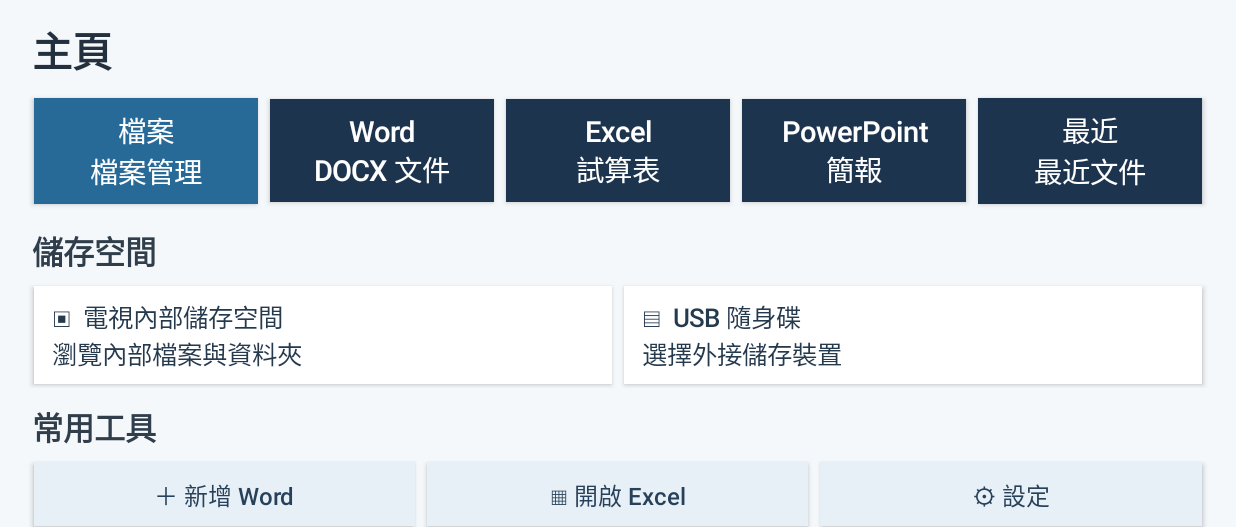
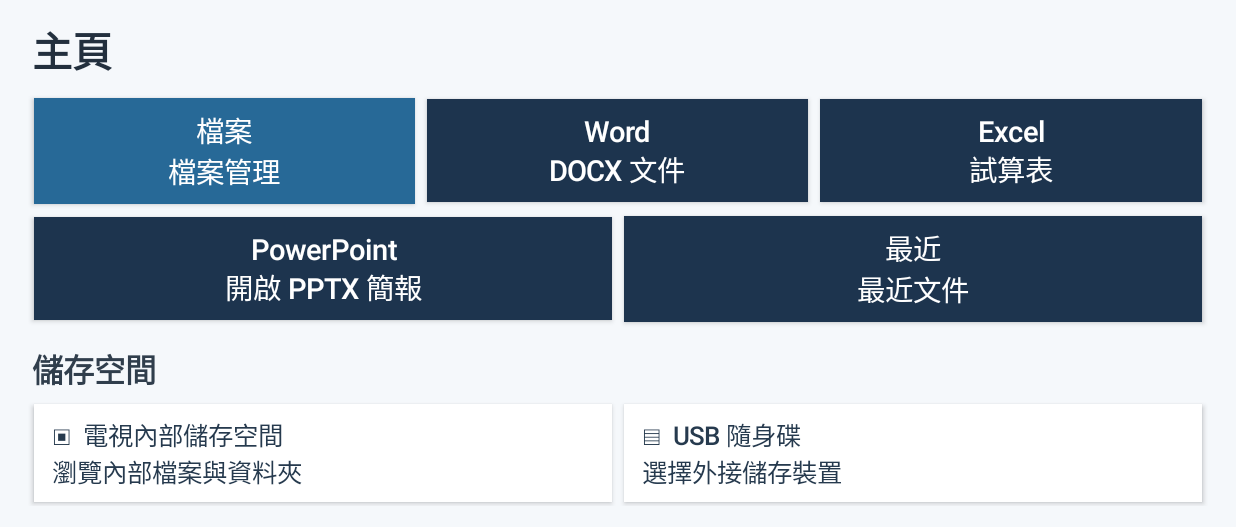
Before and after one commit to johnjohn114/TV-app, an Android app: the screen it shows after launch (MainActivity), on a phone screen of 824 x 412 dp (held sideways), the part 91-618 px from its top. Run offline under Robolectric (Android 15) with nearby library versions, the phone set to English and light mode, and no system bars.

Commit message:
Make PowerPoint home shortcut clearly visible on TV

```diff
--- a/app/src/main/java/org/oldtvrevival/app/MainActivity.kt
+++ b/app/src/main/java/org/oldtvrevival/app/MainActivity.kt
@@ -192,17 +192,22 @@ class MainActivity : Activity() {
             setPadding(4, 2, 0, 12)
         })
 
+        // Use two rows rather than squeezing five shortcuts into one row.
+        // On Android TV the five-column row made PowerPoint difficult to notice and select.
         val quickRow = LinearLayout(this).apply { orientation = LinearLayout.HORIZONTAL }
         addHomeTile(quickRow, "檔案", "檔案管理") { showFilesScreen() }
         addHomeTile(quickRow, "Word", "DOCX 文件") { showWord() }
         addHomeTile(quickRow, "Excel", "試算表") { showExcel() }
-        addHomeTile(quickRow, "PowerPoint", "簡報") { showPowerPoint() }
-        addHomeTile(quickRow, "最近", "最近文件") {
+        content.addView(quickRow)
+
+        val quickRow2 = LinearLayout(this).apply { orientation = LinearLayout.HORIZONTAL }
+        addHomeTile(quickRow2, "PowerPoint", "開啟 PPTX 簡報") { showPowerPoint() }
+        addHomeTile(quickRow2, "最近", "最近文件") {
             if (writerText.isBlank()) {
                 Toast.makeText(this, "目前沒有最近開啟的文件", Toast.LENGTH_SHORT).show()
             } else showWord()
         }
-        content.addView(quickRow)
+        content.addView(quickRow2)
 
         content.addView(TextView(this).apply {
             text = "儲存空間"
```
